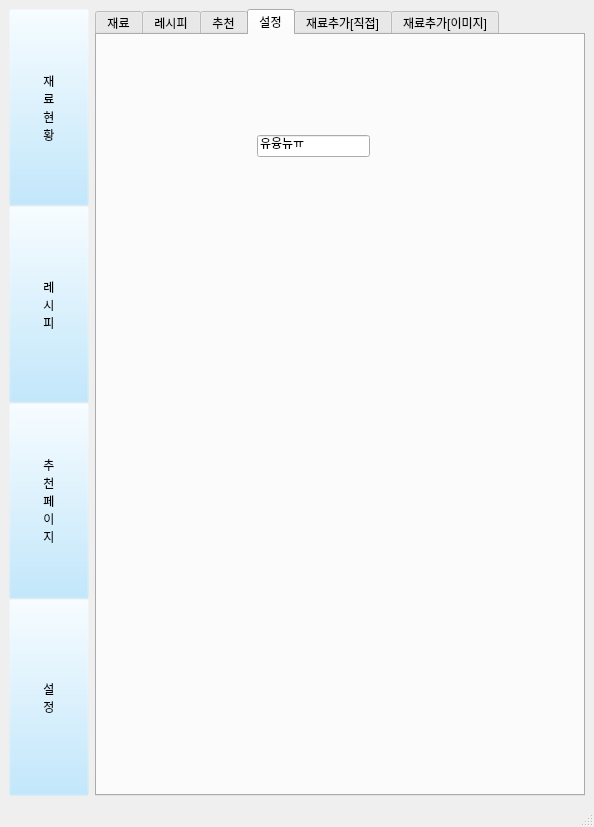
Before: the Qt Designer form interface/material_stat.ui in lsm-k/team-project, drawn with Qt 5.
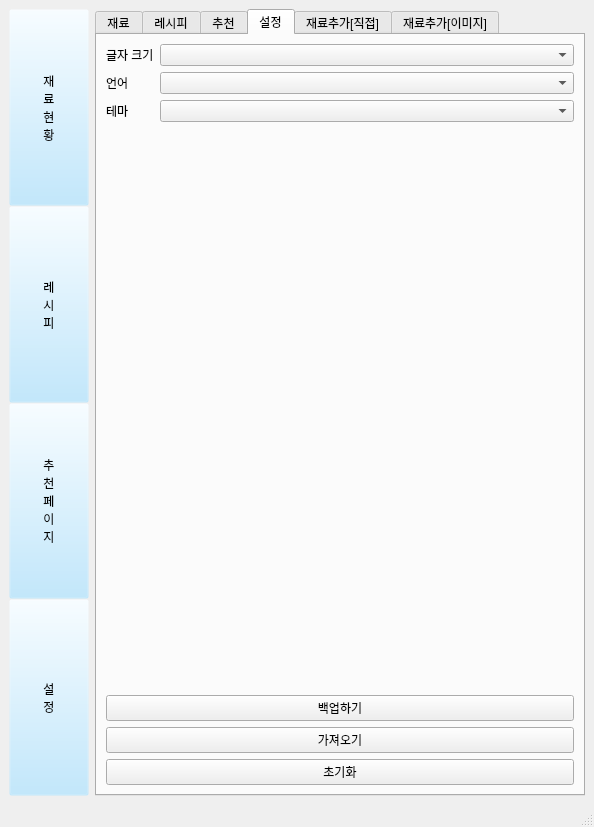
After: the same form once the commit is applied. The open tabs and pages were chosen to show the change.

What changed in the file:
```diff
--- a/interface/material_stat.ui
+++ b/interface/material_stat.ui
@@ -587,22 +587,70 @@
          <attribute name="title">
           <string>설정</string>
          </attribute>
-         <widget class="QLineEdit" name="lineEdit_4">
-          <property name="geometry">
-           <rect>
-            <x>160</x>
-            <y>100</y>
-            <width>113</width>
-            <height>22</height>
-           </rect>
-          </property>
-          <property name="text">
-           <string>유융뉴ㅠ</string>
-          </property>
-          <property name="placeholderText">
-           <string>ㅁㅇㄴㅁㅇ</string>
-          </property>
-         </widget>
+         <layout class="QVBoxLayout" name="verticalLayout_4">
+          <item>
+           <layout class="QFormLayout" name="formLayout_2">
+            <item row="0" column="0">
+             <widget class="QLabel" name="font_size_label">
+              <property name="text">
+               <string>글자 크기</string>
+              </property>
+             </widget>
+            </item>
+            <item row="0" column="1">
+             <widget class="QComboBox" name="font_size_cbx"/>
+            </item>
+            <item row="1" column="0">
+             <widget class="QLabel" name="lauage_label">
+              <property name="text">
+               <string>언어</string>
+              </property>
+             </widget>
+            </item>
+            <item row="1" column="1">
+             <widget class="QComboBox" name="lauage_cbx"/>
+            </item>
+            <item row="2" column="0">
+             <widget class="QLabel" name="theme_label">
+              <property name="text">
+               <string>테마</string>
+              </property>
+             </widget>
+            </item>
+            <item row="2" column="1">
+             <widget class="QComboBox" name="theme_cbx"/>
+            </item>
+           </layout>
+          </item>
+          <item>
+           <layout class="QVBoxLayout" name="verticalLayout_3">
+            <property name="spacing">
+             <number>6</number>
+            </property>
+            <item>
+             <widget class="QPushButton" name="data_backup_btn">
+              <property name="text">
+               <string>백업하기</string>
+              </property>
+             </widget>
+            </item>
+            <item>
+             <widget class="QPushButton" name="data_import_btn">
+              <property name="text">
+               <string>가져오기</string>
+              </property>
+             </widget>
+            </item>
+            <item>
+             <widget class="QPushButton" name="data_reset_btn">
+              <property name="text">
+               <string>초기화</string>
+              </property>
+             </widget>
+            </item>
+           </layout>
+          </item>
+         </layout>
         </widget>
         <widget class="QWidget" name="ref_add_self_tab">
          <attribute name="title">
```
